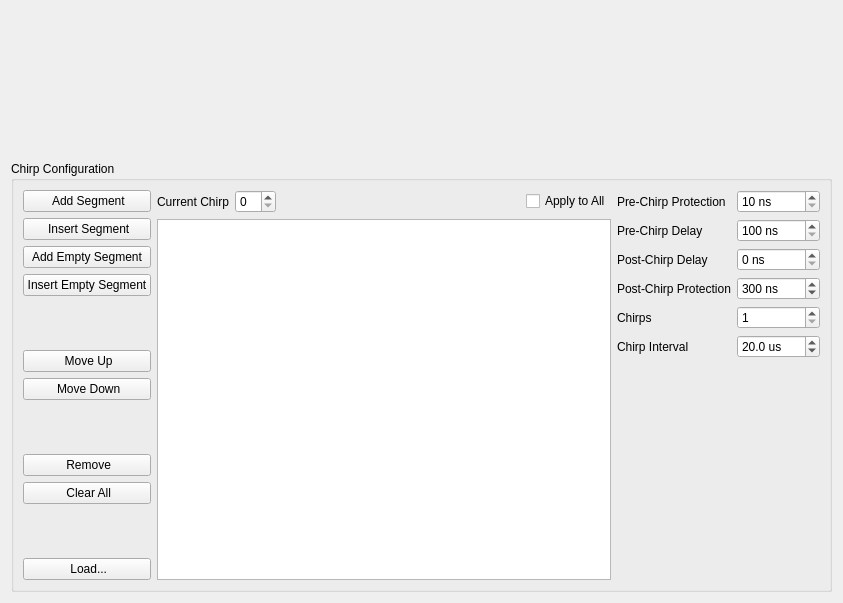
Qt form chirpconfigwidget.ui (kncrabtree/blackchirp) before a commit.
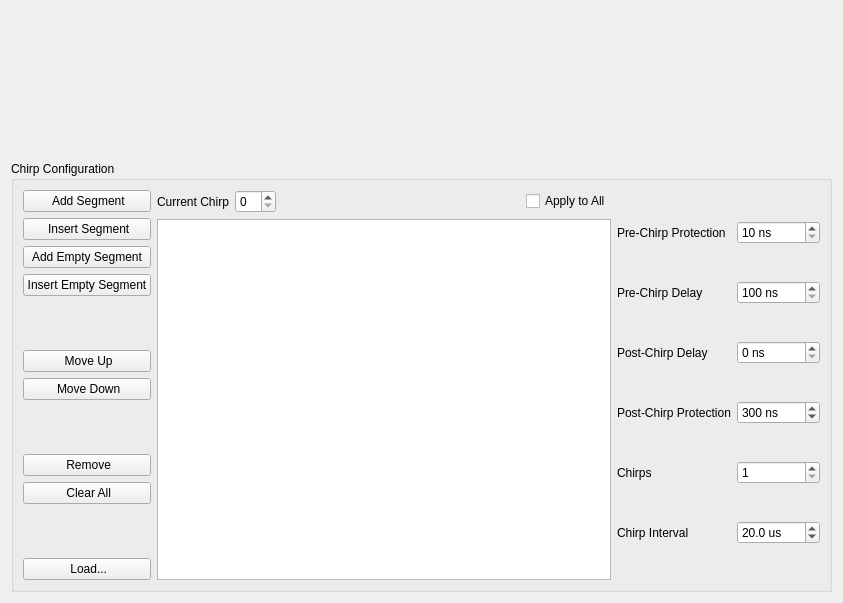
The same form after that commit. Icons and pictures are not drawn. Custom widgets are drawn as their Qt base class.

What changed in the file:
```diff
--- a/chirpconfigwidget.ui
+++ b/chirpconfigwidget.ui
@@ -280,6 +280,12 @@
         </property>
         <item row="1" column="0">
          <widget class="QLabel" name="preChirpDelayLabel">
+          <property name="sizePolicy">
+           <sizepolicy hsizetype="Preferred" vsizetype="Expanding">
+            <horstretch>0</horstretch>
+            <verstretch>0</verstretch>
+           </sizepolicy>
+          </property>
           <property name="text">
            <string>Pre-Chirp Delay</string>
           </property>
@@ -309,6 +315,12 @@
         </item>
         <item row="3" column="0">
          <widget class="QLabel" name="protectionDelayLabel">
+          <property name="sizePolicy">
+           <sizepolicy hsizetype="Preferred" vsizetype="Expanding">
+            <horstretch>0</horstretch>
+            <verstretch>0</verstretch>
+           </sizepolicy>
+          </property>
           <property name="text">
            <string>Post-Chirp Protection</string>
           </property>
@@ -341,6 +353,12 @@
         </item>
         <item row="4" column="0">
          <widget class="QLabel" name="chirpsLabel">
+          <property name="sizePolicy">
+           <sizepolicy hsizetype="Preferred" vsizetype="Expanding">
+            <horstretch>0</horstretch>
+            <verstretch>0</verstretch>
+           </sizepolicy>
+          </property>
           <property name="text">
            <string>Chirps</string>
           </property>
@@ -364,6 +382,12 @@
         </item>
         <item row="5" column="0">
          <widget class="QLabel" name="chirpIntervalLabel">
+          <property name="sizePolicy">
+           <sizepolicy hsizetype="Preferred" vsizetype="Expanding">
+            <horstretch>0</horstretch>
+            <verstretch>0</verstretch>
+           </sizepolicy>
+          </property>
           <property name="text">
            <string>Chirp Interval</string>
           </property>
@@ -396,6 +420,12 @@
         </item>
         <item row="0" column="0">
          <widget class="QLabel" name="preChirpProtectionLabel">
+          <property name="sizePolicy">
+           <sizepolicy hsizetype="Preferred" vsizetype="Expanding">
+            <horstretch>0</horstretch>
+            <verstretch>0</verstretch>
+           </sizepolicy>
+          </property>
           <property name="text">
            <string>Pre-Chirp Protection</string>
           </property>
@@ -422,6 +452,12 @@
         </item>
         <item row="2" column="0">
          <widget class="QLabel" name="postChirpDelayLabel">
+          <property name="sizePolicy">
+           <sizepolicy hsizetype="Preferred" vsizetype="Expanding">
+            <horstretch>0</horstretch>
+            <verstretch>0</verstretch>
+           </sizepolicy>
+          </property>
           <property name="text">
            <string>Post-Chirp Delay</string>
           </property>
```
Left out of the diff: 8 changed lines with no effect on the pictures.
